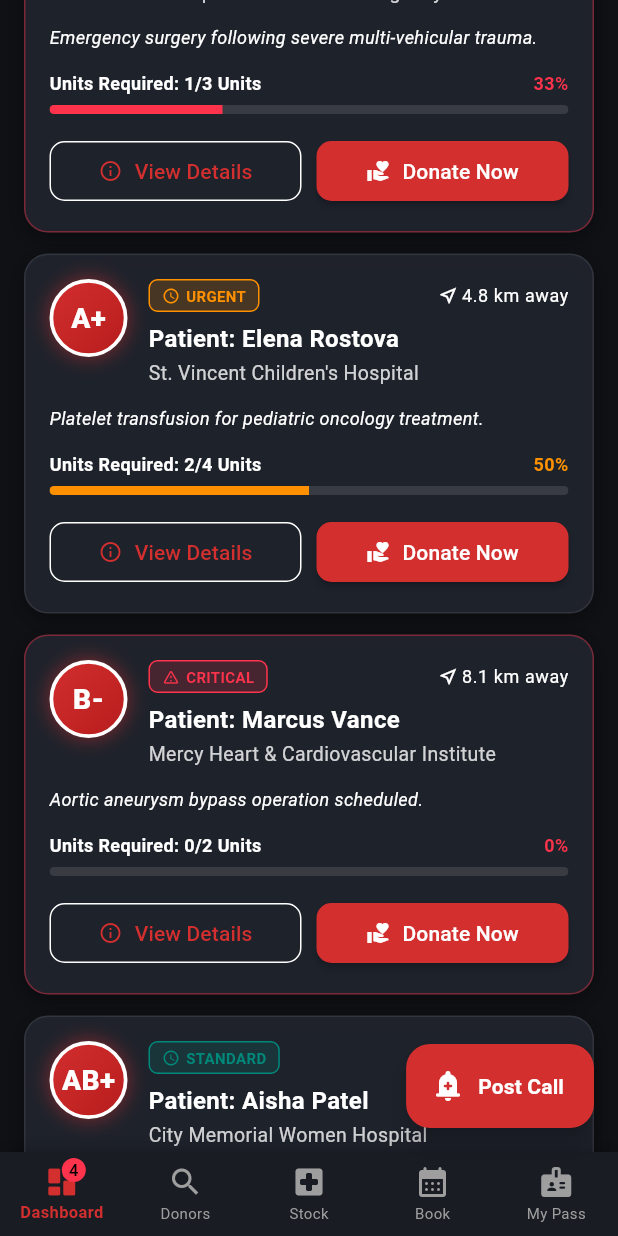
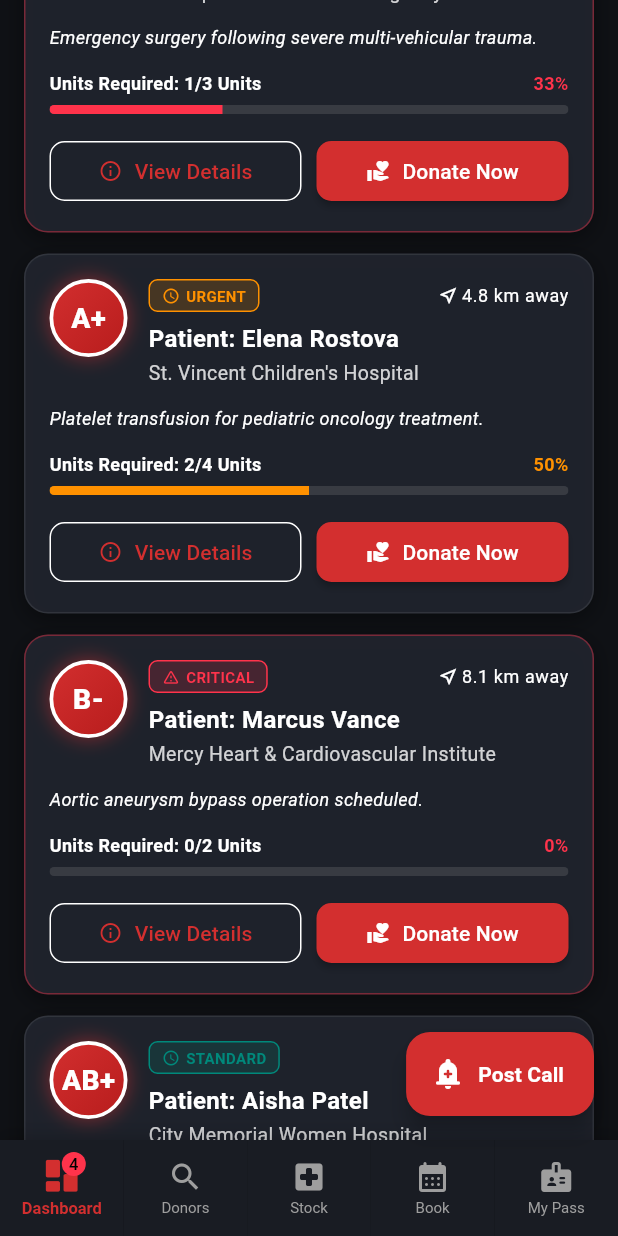
Before and after one commit to Gulshid/Blood-Bank-App, a Flutter app: the screen it shows after launch, scrolled down 576 dp, on a phone screen of 412 x 824 dp. Run offline on Flutter 3.47's test engine with Material 3 defaults, Android fonts, the light colour scheme and no system bars; accounts and stored records are empty.

Commit message:
main navigation updated

```diff
--- a/blood_bank/lib/views/main_navigation_screen.dart
+++ b/blood_bank/lib/views/main_navigation_screen.dart
@@ -1,6 +1,7 @@
 import 'package:flutter/material.dart';
 import '../providers/app_provider.dart';
 import '../theme/app_theme.dart';
+import '../utils/page_transitions.dart';
 import 'appointment_screen.dart';
 import 'blood_inventory_screen.dart';
 import 'create_request_screen.dart';
@@ -19,6 +20,22 @@ class MainNavigationScreen extends StatelessWidget {
     DonorProfilePassScreen(),
   ];
 
+  static const List<IconData> _icons = [
+    Icons.dashboard_rounded,
+    Icons.search,
+    Icons.local_hospital_rounded,
+    Icons.calendar_month_rounded,
+    Icons.badge_rounded,
+  ];
+
+  static const List<String> _labels = [
+    'Dashboard',
+    'Donors',
+    'Stock',
+    'Book',
+    'My Pass',
+  ];
+
   @override
   Widget build(BuildContext context) {
     final provider = AppProvider.of(context);
@@ -26,26 +43,15 @@ class MainNavigationScreen extends StatelessWidget {
     final activeCount = provider.activeRequests.length;
 
     return Scaffold(
-      body: IndexedStack(
+      body: _FadeOnIndexChange(
         index: currentIndex,
-        children: _screens,
+        child: IndexedStack(
+          index: currentIndex,
+          children: _screens,
+        ),
       ),
-      floatingActionButton: FloatingActionButton.extended(
-        onPressed: () {
-          Navigator.push(
-            context,
-            MaterialPageRoute(builder: (_) => const CreateRequestScreen()),
-          );
-        },
-        backgroundColor: AppTheme.primaryCrimson,
-        icon: const Icon(Icons.add_alert_rounded, color: Colors.white),
-        label: const Text(
-          'Post Call',
-          style: TextStyle(
-            fontWeight: FontWeight.bold,
-            color: Colors.white,
-          ),
-        ),
+      floatingActionButton: _AnimatedFab(
+        onPressed: () => pushSlideFade(context, const CreateRequestScreen()),
       ),
       bottomNavigationBar: Container(
         decoration: BoxDecoration(
@@ -57,40 +63,128 @@ class MainNavigationScreen extends StatelessWidget {
             ),
           ],
         ),
-        child: BottomNavigationBar(
-          currentIndex: currentIndex,
-          onTap: provider.setTabIndex,
-          type: BottomNavigationBarType.fixed,
-          backgroundColor: Theme.of(context).colorScheme.surface,
-          selectedItemColor: AppTheme.primaryCrimson,
-          unselectedItemColor: Colors.grey,
-          selectedLabelStyle: const TextStyle(fontWeight: FontWeight.bold, fontSize: 11),
-          unselectedLabelStyle: const TextStyle(fontSize: 10),
-          items: [
-            BottomNavigationBarItem(
-              icon: Badge(
-                label: Text('$activeCount'),
-                isLabelVisible: activeCount > 0,
-                backgroundColor: AppTheme.statusCritical,
-                child: const Icon(Icons.dashboard_rounded),
+        child: SizedBox(
+          height: 64,
+          child: Row(
+            children: List.generate(_icons.length, (index) {
+              final isSelected = index == currentIndex;
+              return Expanded(
+                child: _NavBarItem(
+                  icon: _icons[index],
+                  label: _labels[index],
+                  isSelected: isSelected,
+                  badgeCount: index == 0 ? activeCount : 0,
+                  onTap: () => provider.setTabIndex(index),
+                ),
+              );
+            }),
+          ),
+        ),
+      ),
+    );
+  }
+}
+
+/// Fades the (persistent) [child] in whenever [index] changes, without
+/// ever recreating [child]'s subtree — so per-tab state (e.g. an in-progress
+/// appointment form) survives switching tabs and back.
+class _FadeOnIndexChange extends StatefulWidget {
+  final int index;
+  final Widget child;
+  const _FadeOnIndexChange({required this.index, required this.child});
+
+  @override
+  State<_FadeOnIndexChange> createState() => _FadeOnIndexChangeState();
+}
+
+class _FadeOnIndexChangeState extends State<_FadeOnIndexChange>
+    with SingleTickerProviderStateMixin {
+  late final AnimationController _controller;
+
+  @override
+  void initState() {
+    super.initState();
+    _controller = AnimationController(
+      vsync: this,
+      duration: const Duration(milliseconds: 220),
+      value: 1.0,
+    );
+  }
+
+  @override
+  void didUpdateWidget(covariant _FadeOnIndexChange oldWidget) {
+    super.didUpdateWidget(oldWidget);
+    if (oldWidget.index != widget.index) {
+      _controller.forward(from: 0.0);
+    }
+  }
+
+  @override
+  void dispose() {
+    _controller.dispose();
+    super.dispose();
+  }
+
+  @override
+  Widget build(BuildContext context) {
+    return FadeTransition(
+      opacity: CurvedAnimation(parent: _controller, curve: Curves.easeOut),
+      child: widget.child,
+    );
+  }
+}
+
+class _NavBarItem extends StatelessWidget {
+  final IconData icon;
+  final String label;
+  final bool isSelected;
+  final int badgeCount;
+  final VoidCallback onTap;
+
+  const _NavBarItem({
+    required this.icon,
+    required this.label,
+    required this.isSelected,
+    required this.badgeCount,
+    required this.onTap,
+  });
+
+  @override
+  Widget build(BuildContext context) {
+    final color = isSelected ? AppTheme.primaryCrimson : Colors.grey;
+
+    return Material(
+      color: Theme.of(context).colorScheme.surface,
+      child: InkWell(
+        onTap: onTap,
+        child: Column(
+          mainAxisAlignment: MainAxisAlignment.center,
+          children: [
+            Badge(
+              label: Text('$badgeCount'),
+              isLabelVisible: badgeCount > 0,
+              backgroundColor: AppTheme.statusCritical,
+              child: TweenAnimationBuilder<double>(
+                tween: Tween<double>(begin: 0, end: isSelected ? 1 : 0),
+                duration: const Duration(milliseconds: 220),
+                curve: Curves.easeOutBack,
+                builder: (context, t, child) {
+                  return Transform.scale(
+                    scale: 1.0 + (t * 0.18),
+                    child: Icon(icon, color: color, size: 24),
+                  );
+                },
               ),
-              label: 'Dashboard',
             ),
-            const BottomNavigationBarItem(
-              icon: Icon(Icons.search),
-              label: 'Donors',
-            ),
-            const BottomNavigationBarItem(
-              icon: Icon(Icons.local_hospital_rounded),
-              label: 'Stock',
-            ),
-            const BottomNavigationBarItem(
-              icon: Icon(Icons.calendar_month_rounded),
-              label: 'Book',
-            ),
-            const BottomNavigationBarItem(
-              icon: Icon(Icons.badge_rounded),
-              label: 'My Pass',
+            const SizedBox(height: 3),
+            AnimatedDefaultTextStyle(
+              duration: const Duration(milliseconds: 220),
+              style: TextStyle(
+                fontSize: isSelected ? 11 : 10,
+                fontWeight: isSelected ? FontWeight.bold : FontWeight.normal,
+                color: color,
+              ),
+              child: Text(label),
             ),
           ],
         ),
@@ -98,3 +192,41 @@ class MainNavigationScreen extends StatelessWidget {
     );
   }
 }
+
+class _AnimatedFab extends StatefulWidget {
+  final VoidCallback onPressed;
+  const _AnimatedFab({required this.onPressed});
+
+  @override
+  State<_AnimatedFab> createState() => _AnimatedFabState();
+}
+
+class _AnimatedFabState extends State<_AnimatedFab> {
+  double _scale = 1.0;
+
+  @override
+  Widget build(BuildContext context) {
+    return GestureDetector(
+      onTapDown: (_) => setState(() => _scale = 0.92),
+      onTapUp: (_) => setState(() => _scale = 1.0),
+      onTapCancel: () => setState(() => _scale = 1.0),
+      child: AnimatedScale(
+        scale: _scale,
+        duration: const Duration(milliseconds: 120),
+        curve: Curves.easeOut,
+        child: FloatingActionButton.extended(
+          onPressed: widget.onPressed,
+          backgroundColor: AppTheme.primaryCrimson,
+          icon: const Icon(Icons.add_alert_rounded, color: Colors.white),
+          label: const Text(
+            'Post Call',
+            style: TextStyle(
+              fontWeight: FontWeight.bold,
+              color: Colors.white,
+            ),
+          ),
+        ),
+      ),
+    );
+  }
+}
```
